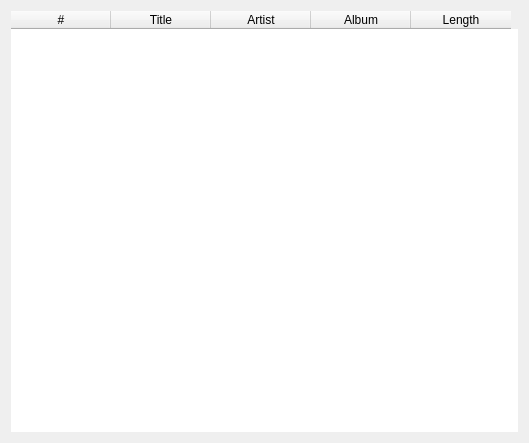
tkrotoff/QuarkPlayer, file quarkplayer/plugins/playlist/PlaylistWidget.ui: the form before one commit.
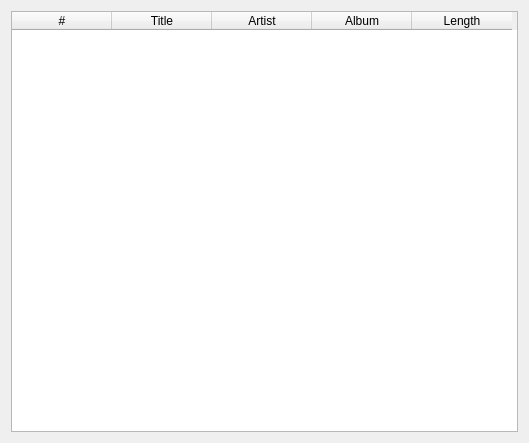
The form after the commit.

Diff of the .ui file:
```diff
--- a/quarkplayer/plugins/playlist/PlaylistWidget.ui
+++ b/quarkplayer/plugins/playlist/PlaylistWidget.ui
@@ -12,9 +12,6 @@
   <layout class="QGridLayout" name="gridLayout" >
    <item row="0" column="0" >
     <widget class="QTableWidget" name="tableWidget" >
-     <property name="frameShape" >
-      <enum>QFrame::NoFrame</enum>
-     </property>
      <property name="editTriggers" >
       <set>QAbstractItemView::NoEditTriggers</set>
      </property>
```
